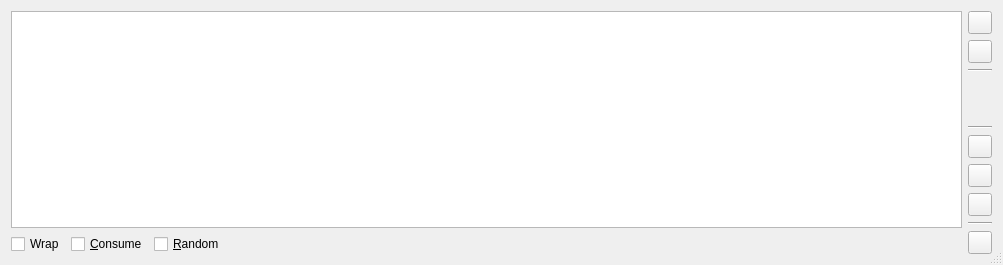
Before: the Qt Designer form code/playlist/ui/playlist.ui in andrew-bibb/mbmp, drawn with Qt 5.
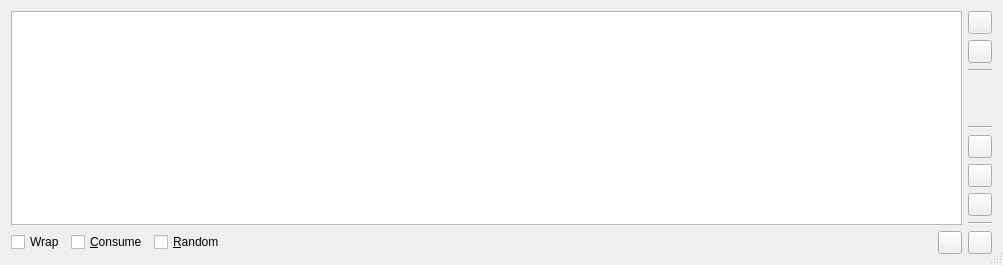
After: the same form once the commit is applied. Icons and pictures are not drawn.

Commit message: read and write playlists is working

Diff of the .ui file:
```diff
--- a/code/playlist/ui/playlist.ui
+++ b/code/playlist/ui/playlist.ui
@@ -89,6 +89,16 @@
          </property>
         </spacer>
        </item>
+       <item>
+        <widget class="QToolButton" name="toolButton_save">
+         <property name="toolTip">
+          <string>&lt;html&gt;&lt;head/&gt;&lt;body&gt;&lt;p&gt;&lt;br/&gt;&lt;/p&gt;&lt;/body&gt;&lt;/html&gt;</string>
+         </property>
+         <property name="text">
+          <string/>
+         </property>
+        </widget>
+       </item>
       </layout>
      </item>
     </layout>
```
Left out of the diff: 24 changed lines with no effect on the pictures. The commit also changes 13 other files.
